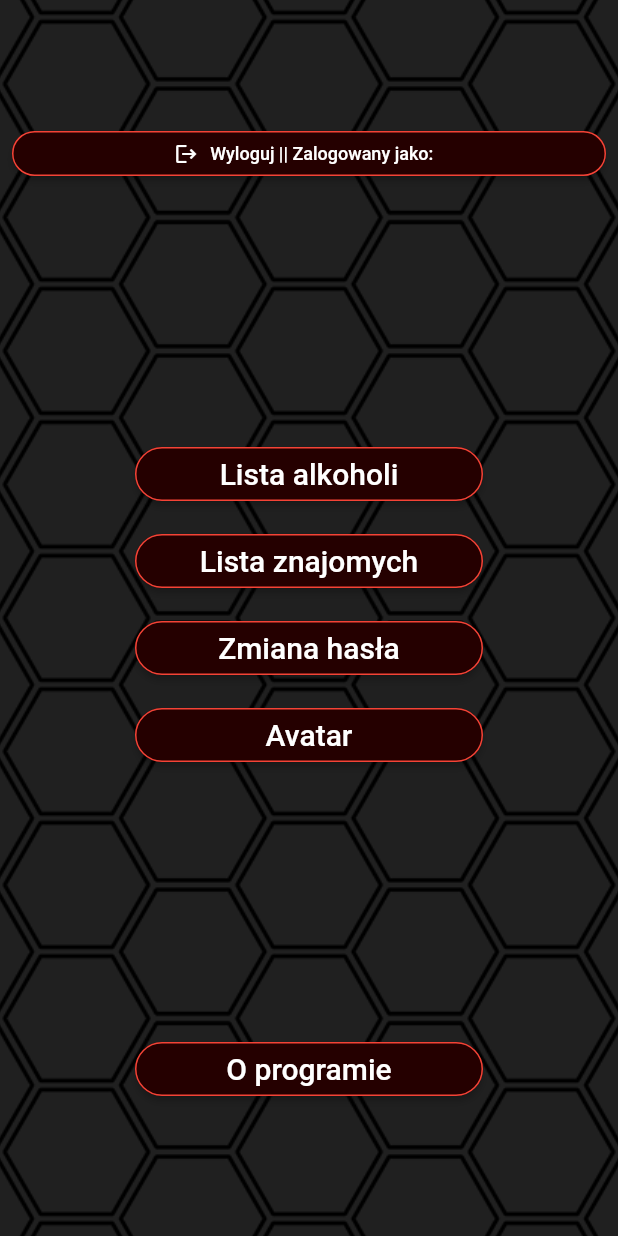
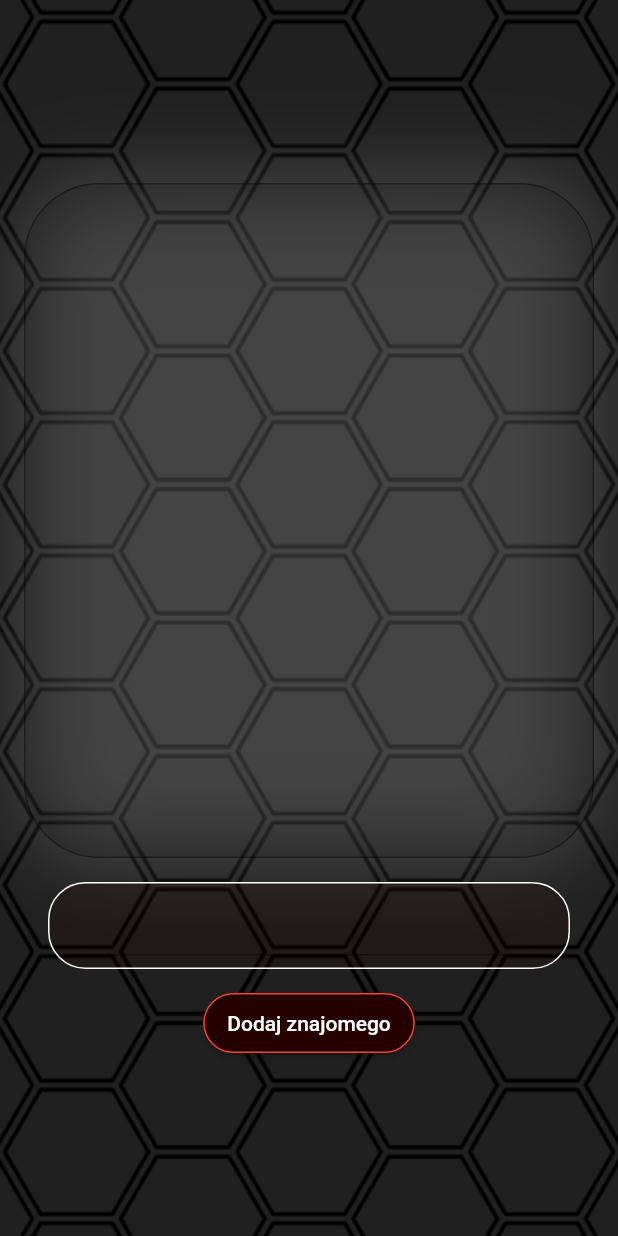
Before and after one commit to dariuszkubica/party_potion, a Flutter app: the Account widget shown alone on an empty page, opened directly, after a tap on "Lista znajomych", on a phone screen of 412 x 824 dp. Run offline on Flutter 3.47's test engine with Material 2 defaults, Android fonts, the phone set to English and light mode, and no system bars; our stand-ins replace bloc, cloud_firestore, device_preview, firebase_core, flutter_bloc; accounts and stored records are empty.

Commit message:
Add FriendsList with Firebase to Account

```diff
--- a/lib/features/account/account_page.dart
+++ b/lib/features/account/account_page.dart
@@ -2,6 +2,7 @@ import 'package:flutter/material.dart';
 import 'package:party_potion/features/account/about/about_page.dart';
 import 'package:party_potion/features/account/alcohol/alcohol_list_pade.dart';
 import 'package:party_potion/features/account/avatar/avatar_change_page.dart';
+import 'package:party_potion/features/account/friends/friends_list_page.dart';
 import 'package:party_potion/features/account/password/password_change_page.dart';
 import 'package:party_potion/models/app_main_button_style.dart';
 import 'package:party_potion/models/background_image_widget.dart';
@@ -67,8 +68,8 @@ class Account extends StatelessWidget {
                 AppMainButtonStyle(
                   text: 'Lista znajomych',
                   onPressed: () {
-                    /*  Navigator.of(context).push(
-                        MaterialPageRoute(builder: (_) => FriendsList())); */
+                    Navigator.of(context)
+                        .push(MaterialPageRoute(builder: (_) => FriendsList()));
                   },
                 ),
 //------------------------------------------------------------------------------
--- /dev/null
+++ b/lib/features/account/friends/cubit/friends_list_cubit.dart
@@ -0,0 +1,69 @@
+import 'dart:async';
+
+import 'package:bloc/bloc.dart';
+import 'package:cloud_firestore/cloud_firestore.dart';
+import 'package:meta/meta.dart';
+
+part 'friends_list_state.dart';
+
+class FriendsListCubit extends Cubit<FriendsListState> {
+  FriendsListCubit()
+      : super(
+          const FriendsListState(
+            documents: [],
+            errorMessage: '',
+            isLoading: false,
+          ),
+        );
+
+  StreamSubscription? _streamSubscription;
+
+  Future<void> deleteFriend(String id) async {
+    FirebaseFirestore.instance.collection('friendslist').doc(id).delete();
+  }
+
+  Future<void> addFriend(String text) async {
+    FirebaseFirestore.instance
+        .collection('friendslist')
+        .add({'friendname': text});
+  }
+
+  Future<void> start() async {
+    emit(
+      const FriendsListState(
+        documents: [],
+        errorMessage: '',
+        isLoading: true,
+      ),
+    );
+
+    _streamSubscription = FirebaseFirestore.instance
+        .collection('friendslist')
+        .orderBy('friendname')
+        .snapshots()
+        .listen((data) {
+      emit(
+        FriendsListState(
+          documents: data.docs,
+          isLoading: false,
+          errorMessage: '',
+        ),
+      );
+    })
+      ..onError((error) {
+        emit(
+          FriendsListState(
+            documents: const [],
+            isLoading: false,
+            errorMessage: error.toString(),
+          ),
+        );
+      });
+  }
+
+  @override
+  Future<void> close() {
+    _streamSubscription?.cancel();
+    return super.close();
+  }
+}
--- /dev/null
+++ b/lib/features/account/friends/cubit/friends_list_state.dart
@@ -0,0 +1,14 @@
+part of 'friends_list_cubit.dart';
+
+@immutable
+class FriendsListState {
+  final List<QueryDocumentSnapshot<Object?>> documents;
+  final bool isLoading;
+  final String errorMessage;
+
+  const FriendsListState({
+    required this.documents,
+    required this.isLoading,
+    required this.errorMessage,
+  });
+}
--- /dev/null
+++ b/lib/features/account/friends/friends_list_page.dart
@@ -0,0 +1,246 @@
+import 'package:flutter/material.dart';
+import 'package:flutter_bloc/flutter_bloc.dart';
+import 'package:party_potion/models/background_image_widget.dart';
+import 'package:party_potion/models/friends_window_style.dart';
+import 'package:party_potion/features/account/friends/cubit/friends_list_cubit.dart';
+
+class FriendsList extends StatelessWidget {
+  FriendsList({
+    Key? key,
+  }) : super(key: key);
+
+  final friendsAddController = TextEditingController();
+
+  @override
+  Widget build(BuildContext context) {
+    return BlocProvider(
+      create: (context) => FriendsListCubit()..start(),
+      child: Builder(builder: (context) {
+        return BackgroundImageWidget(
+          child: SingleChildScrollView(
+            reverse: true,
+            child: Padding(
+              padding: const EdgeInsets.all(16.0),
+              child: Column(
+                mainAxisAlignment: MainAxisAlignment.spaceEvenly,
+                children: [
+                  Container(
+                    height: 450,
+                    decoration: BoxDecoration(
+                      color: Colors.black12,
+                      border: Border.all(
+                        width: 1,
+                        color: Colors.black38,
+                      ),
+                      borderRadius: const BorderRadius.all(
+                        Radius.circular(50),
+                      ),
+                      boxShadow: [
+                        BoxShadow(
+                          color: Colors.white.withOpacity(0.2),
+                          spreadRadius: 0,
+                          blurRadius: 50,
+                          offset: const Offset(0, 0),
+                        ),
+                      ],
+                    ),
+                    child: Padding(
+                      padding: const EdgeInsets.symmetric(
+                          horizontal: 10, vertical: 30),
+                      child: ShaderMask(
+                        shaderCallback: (Rect rect) {
+                          return const LinearGradient(
+                            begin: Alignment.topCenter,
+                            end: Alignment.bottomCenter,
+                            colors: [
+                              Colors.red,
+                              Colors.transparent,
+                              Colors.transparent,
+                              Colors.red,
+                            ],
+                            stops: [0.0, 0.05, 0.95, 1.0],
+                          ).createShader(rect);
+                        },
+                        blendMode: BlendMode.dstOut,
+                        child: BlocBuilder<FriendsListCubit, FriendsListState>(
+                          builder: (context, state) {
+                            if (state.errorMessage.isNotEmpty) {
+                              return Center(
+                                child: Text(
+                                  'Wystąpił nieoczekiwany problem: ${state.errorMessage}',
+                                  textAlign: TextAlign.center,
+                                  style: const TextStyle(
+                                    fontSize: 24,
+                                    fontWeight: FontWeight.bold,
+                                    color: Colors.red,
+                                  ),
+                                ),
+                              );
+                            }
+                            if (state.isLoading) {
+                              return const Center(
+                                child: CircularProgressIndicator(
+                                  color: Colors.red,
+                                  backgroundColor: Color(0xFF250000),
+                                ),
+                              );
+                            }
+                            final documents = state.documents;
+                            return ListView(
+                              children: [
+                                const Padding(
+                                    padding: EdgeInsets.only(top: 10)),
+                                for (final document in documents) ...[
+                                  Dismissible(
+                                    key: ValueKey(document.id),
+                                    background: Container(
+                                      width: double.infinity,
+                                      height: 100,
+                                      decoration: BoxDecoration(
+                                        color: const Color(0xFF250000)
+                                            .withOpacity(0.2),
+                                        border: Border.all(
+                                          width: 2,
+                                          color: Colors.red,
+                                        ),
+                                        borderRadius: const BorderRadius.all(
+                                          Radius.circular(25),
+                                        ),
+                                      ),
+                                      padding: const EdgeInsets.all(20),
+                                      margin: const EdgeInsets.all(10),
+                                      child: Row(
+                                        mainAxisAlignment:
+                                            MainAxisAlignment.spaceBetween,
+                                        children: const [
+                                          Icon(
+                                            Icons.delete,
+                                            color: Colors.black,
+                                          ),
+                                          Icon(
+                                            Icons.delete,
+                                            color: Colors.black,
+                                          ),
+                                        ],
+                                      ),
+                                    ),
+                                    confirmDismiss: (direction) async {
+                                      return showDialog(
+                                        context: context,
+                                        builder: (BuildContext context) {
+                                          return AlertDialog(
+                                            shape: const RoundedRectangleBorder(
+                                              side: BorderSide(
+                                                  width: 1, color: Colors.red),
+                                              borderRadius: BorderRadius.all(
+                                                Radius.circular(30.0),
+                                              ),
+                                            ),
+                                            backgroundColor:
+                                                const Color(0xFF250000),
+                                            content: const Text(
+                                              'Czy na pewno chcesz usunąć znajomego z listy?',
+                                              style: TextStyle(
+                                                color: Colors.white,
+                                              ),
+                                            ),
+                                            actions: [
+                                              TextButton(
+                                                onPressed: () {
+                                                  Navigator.of(context)
+                                                      .pop(false);
+                                                },
+                                                child: const Text(
+                                                  'Nie',
+                                                  style: TextStyle(
+                                                    color: Colors.white,
+                                                  ),
+                                                ),
+                                              ),
+                                              TextButton(
+                                                  onPressed: () {
+                                                    Navigator.of(context)
+                                                        .pop(true);
+                                                  },
+                                                  child: const Text(
+                                                    'Tak',
+                                                    style: TextStyle(
+                                                      color: Colors.white,
+                                                    ),
+                                                  ))
+                                            ],
+                                          );
+                                        },
+                                      );
+                                    },
+                                    onDismissed: (_) {
+                                      context
+                                          .read<FriendsListCubit>()
+                                          .deleteFriend(document.id);
+                                    },
+                                    child: AddFriends(document['friendname']),
+                                  ),
+                                ],
+                              ],
+                            );
+                          },
+                        ),
+                      ),
+                    ),
+                  ),
+                  Container(
+                    decoration: BoxDecoration(
+                      color: const Color(0xFF250000).withOpacity(0.2),
+                      border: Border.all(
+                        width: 1,
+                        color: Colors.white,
+                      ),
+                      borderRadius: const BorderRadius.all(
+                        Radius.circular(25),
+                      ),
+                    ),
+                    padding:
+                        const EdgeInsets.only(left: 16, right: 16, bottom: 8),
+                    margin: const EdgeInsets.all(16),
+                    child: TextField(
+                      controller: friendsAddController,
+                      textAlign: TextAlign.center,
+                      style: const TextStyle(
+                        color: Colors.white,
+                        fontWeight: FontWeight.bold,
+                        fontSize: 20,
+                      ),
+                    ),
+                  ),
+                  SizedBox(
+                    height: 40,
+                    child: ElevatedButton(
+                      style: ButtonStyle(
+                        shape:
+                            MaterialStateProperty.all<RoundedRectangleBorder>(
+                          RoundedRectangleBorder(
+                            borderRadius: BorderRadius.circular(20.0),
+                            side: const BorderSide(color: Colors.red),
+                          ),
+                        ),
+                        backgroundColor: MaterialStateProperty.all<Color>(
+                            const Color(0xFF250000)),
+                      ),
+                      onPressed: () {
+                        context
+                            .read<FriendsListCubit>()
+                            .addFriend(friendsAddController.text);
+                        friendsAddController.clear();
+                      },
+                      child: const Text('Dodaj znajomego'),
+                    ),
+                  ),
+                ],
+              ),
+            ),
+          ),
+        );
+      }),
+    );
+  }
+}
```
